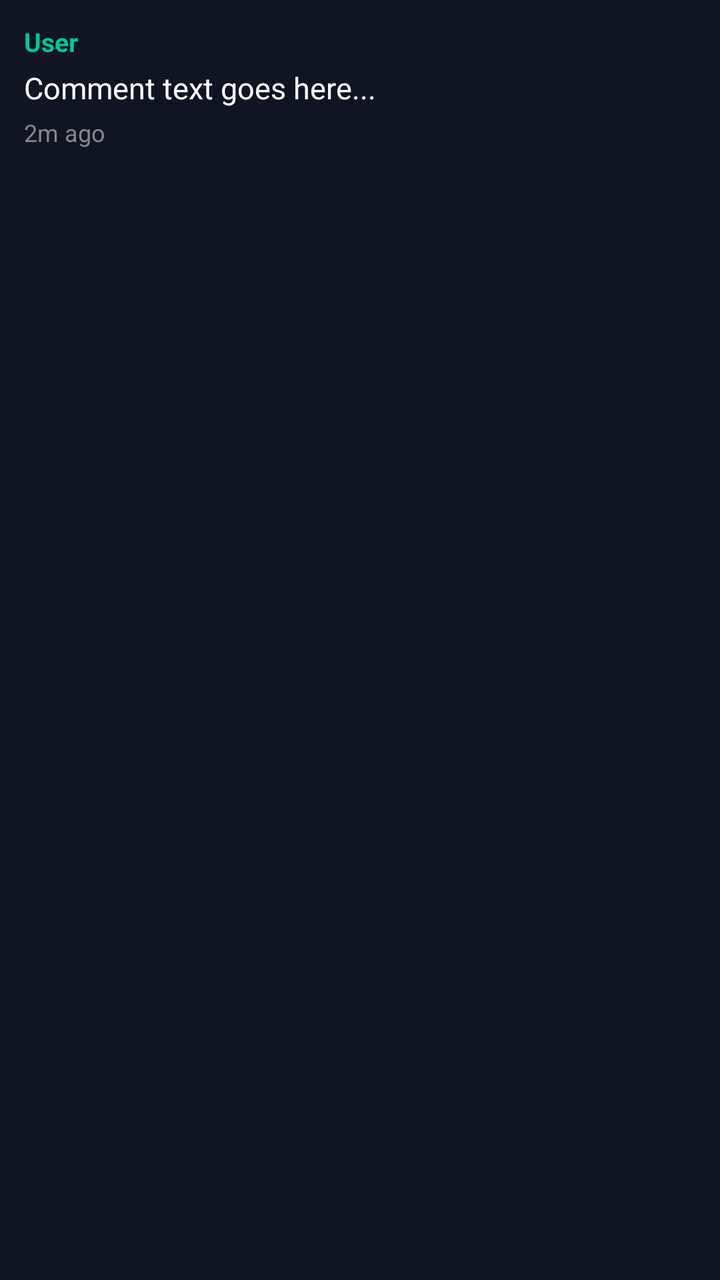
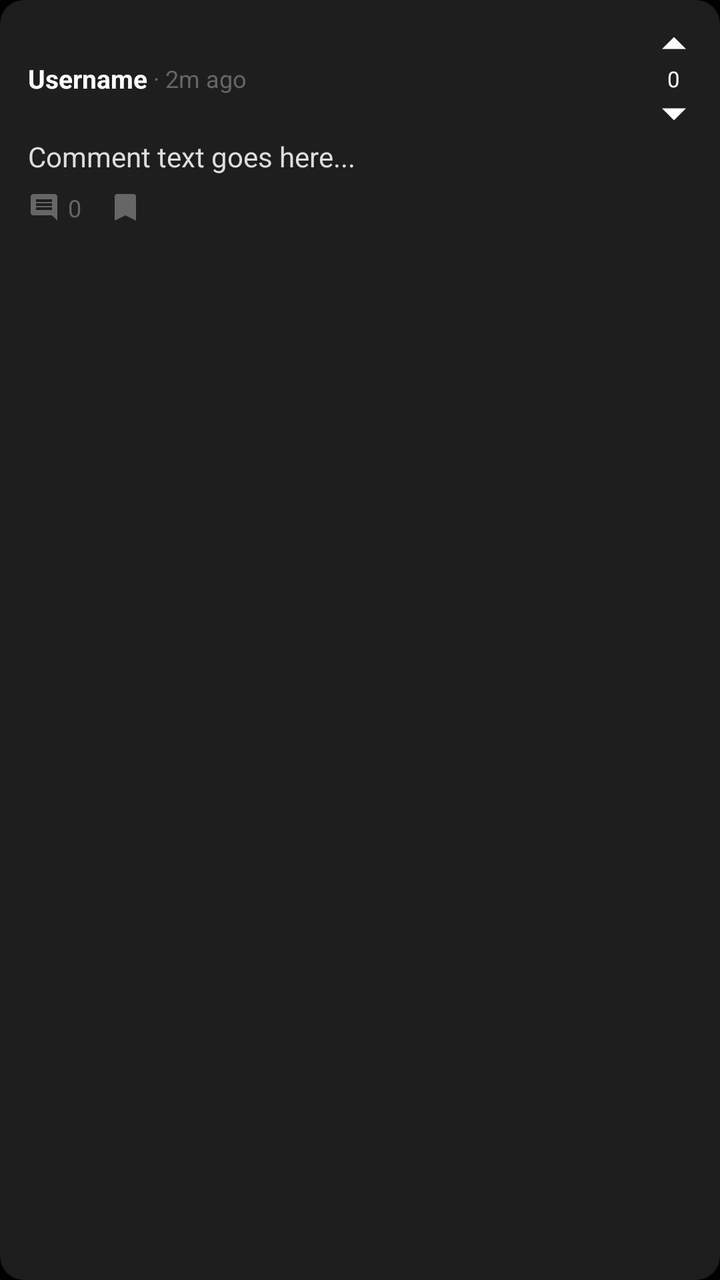

Two renders of the same Android screen: before a commit and after it. Below are the layout's source before the change and the commit's diff.
<!-- AndroidManifest.xml: application theme Theme.PaperTraderV2 -->
<!-- res/layout/item_forum_comment.xml -->
<?xml version="1.0" encoding="utf-8"?>
<LinearLayout
    xmlns:android="http://schemas.android.com/apk/res/android"
    android:orientation="vertical"
    android:background="#111423"
    android:padding="12dp"
    android:layout_width="match_parent"
    android:layout_marginBottom="8dp"
    android:layout_height="wrap_content">

    <TextView
        android:id="@+id/commentAuthor"
        android:layout_width="wrap_content"
        android:layout_height="wrap_content"
        android:text="User"
        android:textColor="#00C896"
        android:textStyle="bold"
        android:textSize="13sp"/>

    <TextView
        android:id="@+id/commentText"
        android:layout_width="wrap_content"
        android:layout_height="wrap_content"
        android:text="Comment text goes here..."
        android:textColor="#FFFFFF"
        android:textSize="15sp"
        android:layout_marginTop="4dp"/>

    <TextView
        android:id="@+id/commentTimestamp"
        android:layout_width="wrap_content"
        android:layout_height="wrap_content"
        android:text="2m ago"
        android:textColor="#888888"
        android:textSize="12sp"
        android:layout_marginTop="4dp"/>
</LinearLayout>
<!-- resources referenced by this layout -->
<resources>
  <style name="Theme.PaperTraderV2" parent="Base.Theme.PaperTraderV2" />
  <style name="Base.Theme.PaperTraderV2" parent="Theme.Material3.DayNight.NoActionBar">
          
          
      </style>
</resources>

<!-- the commit's change to res/layout/item_forum_comment.xml (unified diff, before → after) -->
@@ -1,37 +1,122 @@
 <?xml version="1.0" encoding="utf-8"?>
 <LinearLayout
     xmlns:android="http://schemas.android.com/apk/res/android"
+    xmlns:app="http://schemas.android.com/apk/res-auto"
     android:orientation="vertical"
-    android:background="#111423"
-    android:padding="12dp"
+    android:background="@drawable/bg_card_dark"
+    android:padding="14dp"
     android:layout_width="match_parent"
     android:layout_marginBottom="8dp"
     android:layout_height="wrap_content">
 
-    <TextView
-        android:id="@+id/commentAuthor"
-        android:layout_width="wrap_content"
+    
+    <LinearLayout
+        android:layout_width="match_parent"
         android:layout_height="wrap_content"
-        android:text="User"
-        android:textColor="#00C896"
-        android:textStyle="bold"
-        android:textSize="13sp"/>
+        android:orientation="horizontal"
+        android:gravity="center_vertical"
+        android:layout_marginBottom="4dp">
 
+        <LinearLayout
+            android:layout_width="0dp"
+            android:layout_height="wrap_content"
+            android:layout_weight="1"
+            android:orientation="horizontal"
+            android:gravity="center_vertical">
+
+            <TextView
+                android:id="@+id/commentAuthor"
+                android:layout_width="wrap_content"
+                android:layout_height="wrap_content"
+                android:text="Username"
+                android:textColor="#FFFFFF"
+                android:textStyle="bold"
+                android:textSize="13sp" />
+
+            <TextView
+                android:id="@+id/commentTimestamp"
+                android:layout_width="wrap_content"
+                android:layout_height="wrap_content"
+                android:text=" · 2m ago"
+                android:textColor="#666666"
+                android:textSize="12sp" />
+        </LinearLayout>
+
+        
+        <LinearLayout
+            android:layout_width="wrap_content"
+            android:layout_height="wrap_content"
+            android:orientation="vertical"
+            android:gravity="center_horizontal">
+
+            <ImageView
+                android:id="@+id/commentUpvote"
+                android:layout_width="18dp"
+                android:layout_height="18dp"
+                android:src="@drawable/ic_arrow_up"
+                android:contentDescription="Upvote"
+                app:tint="#FFFFFF" />
+
+            <TextView
+                android:id="@+id/commentVoteCount"
+                android:layout_width="wrap_content"
+                android:layout_height="wrap_content"
+                android:text="0"
+                android:textColor="#FFFFFF"
+                android:textSize="11sp"
+                android:gravity="center" />
+
+            <ImageView
+                android:id="@+id/commentDownvote"
+                android:layout_width="18dp"
+                android:layout_height="18dp"
+                android:src="@drawable/ic_arrow_down"
+                android:contentDescription="Downvote"
+                app:tint="#FFFFFF" />
+        </LinearLayout>
+    </LinearLayout>
+
+    
     <TextView
         android:id="@+id/commentText"
-        android:layout_width="wrap_content"
+        android:layout_width="match_parent"
         android:layout_height="wrap_content"
         android:text="Comment text goes here..."
-        android:textColor="#FFFFFF"
-        android:textSize="15sp"
-        android:layout_marginTop="4dp"/>
+        android:textColor="#DDDDDD"
+        android:textSize="14sp"
+        android:layout_marginBottom="8dp" />
 
-    <TextView
-        android:id="@+id/commentTimestamp"
-        android:layout_width="wrap_content"
+    
+    <LinearLayout
+        android:layout_width="match_parent"
         android:layout_height="wrap_content"
-        android:text="2m ago"
-        android:textColor="#888888"
-        android:textSize="12sp"
-        android:layout_marginTop="4dp"/>
+        android:orientation="horizontal"
+        android:gravity="center_vertical">
+
+        <ImageView
+            android:id="@+id/commentReply"
+            android:layout_width="16dp"
+            android:layout_height="16dp"
+            android:src="@drawable/ic_comment"
+            android:contentDescription="Reply"
+            app:tint="#666666" />
+
+        <TextView
+            android:layout_width="wrap_content"
+            android:layout_height="wrap_content"
+            android:text="0"
+            android:textColor="#666666"
+            android:textSize="12sp"
+            android:paddingStart="4dp"
+            android:paddingEnd="14dp" />
+
+        <ImageView
+            android:id="@+id/commentShare"
+            android:layout_width="16dp"
+            android:layout_height="16dp"
+            android:src="@drawable/ic_bookmark"
+            android:contentDescription="Share"
+            app:tint="#666666" />
+    </LinearLayout>
+
 </LinearLayout>
<!-- resource entries referenced after the edit -->
@@ -1,9 +1,63 @@
 <!-- resources referenced by this layout -->
 <resources>
+  <!-- drawable bg_card_dark (drawable) -->
+  <?xml version="1.0" encoding="utf-8"?>
+  <shape xmlns:android="http://schemas.android.com/apk/res/android"
+      android:shape="rectangle">
+      <solid android:color="#1E1E1E" />
+      <corners android:radius="12dp" />
+  </shape>
+  <!-- drawable ic_arrow_down (drawable) -->
+  <vector xmlns:android="http://schemas.android.com/apk/res/android"
+      android:width="24dp"
+      android:height="24dp"
+      android:viewportWidth="24"
+      android:viewportHeight="24">
+  
+      <path
+          android:fillColor="#A0A0A0"
+          android:pathData="M4,10L12,18L20,10H4Z"/>
+  </vector>
+  <!-- drawable ic_arrow_up (drawable) -->
+  <vector xmlns:android="http://schemas.android.com/apk/res/android"
+      android:width="24dp"
+      android:height="24dp"
+      android:viewportWidth="24"
+      android:viewportHeight="24">
+  
+      <path
+          android:fillColor="#A0A0A0"
+          android:pathData="M4,14L12,6L20,14H4Z"/>
+  </vector>
+  <!-- drawable ic_bookmark (drawable) -->
+  <vector xmlns:android="http://schemas.android.com/apk/res/android"
+      android:width="24dp"
+      android:height="24dp"
+      android:viewportWidth="24"
+      android:viewportHeight="24">
+  
+      <path
+          android:fillColor="#A0A0A0"
+          android:pathData="M6,2H18A2,2 0 0 1 20,4V22L12,18L4,22V4A2,2 0 0 1 6,2Z"/>
+  </vector>
+  <!-- drawable ic_comment (drawable) -->
+  <vector xmlns:android="http://schemas.android.com/apk/res/android" android:autoMirrored="true" android:height="24dp" android:tint="#000000" android:viewportHeight="24" android:viewportWidth="24" android:width="24dp">
+        
+      <path android:fillColor="@android:color/white" android:pathData="M21.99,4c0,-1.1 -0.89,-2 -1.99,-2L4,2c-1.1,0 -2,0.9 -2,2v12c0,1.1 0.9,2 2,2h14l4,4 -0.01,-18zM18,14L6,14v-2h12v2zM18,11L6,11L6,9h12v2zM18,8L6,8L6,6h12v2z"/>
+      
+  </vector>
   <style name="Theme.PaperTraderV2" parent="Base.Theme.PaperTraderV2" />
   <style name="Base.Theme.PaperTraderV2" parent="Theme.Material3.DayNight.NoActionBar">
-          
-          
+          <item name="android:windowBackground">#000000</item>
+          <item name="android:colorBackground">#000000</item>
+          <item name="colorPrimary">#000000</item>
+          <item name="colorPrimaryContainer">#000000</item>
+          <item name="colorSurface">#000000</item>
+          <item name="colorSurfaceVariant">#000000</item>
+          <item name="android:navigationBarColor">#0D0D0D</item>
+          <item name="android:statusBarColor">#000000</item>
+          <item name="android:windowLightStatusBar">false</item>
+          <item name="android:windowLightNavigationBar">false</item>
       </style>
 </resources>
 
